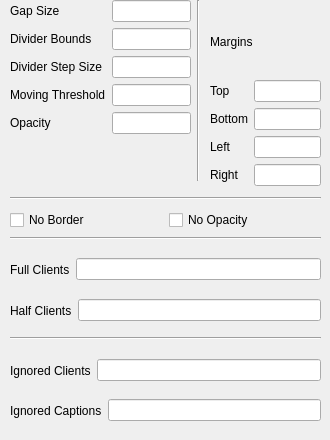
This is contents/ui/config.ui in lingtjien/Grid-Tiling-Kwin as Qt 5 draws it before an edit. The edited form follows.
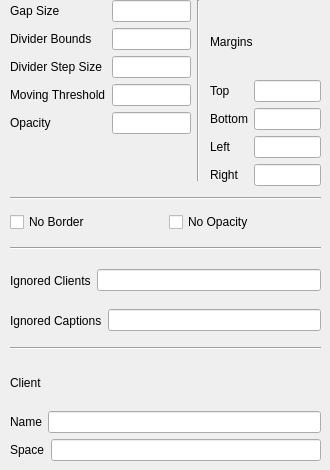
This is the edited form.

Commit message: adjust UI to add client specific minSpace and also the changes to the readme because of the change of name

Diff of the .ui file:
```diff
--- a/contents/ui/config.ui
+++ b/contents/ui/config.ui
@@ -7,75 +7,23 @@
     <x>0</x>
     <y>0</y>
     <width>330</width>
-    <height>440</height>
+    <height>470</height>
    </rect>
   </property>
   <property name="minimumSize">
    <size>
     <width>330</width>
-    <height>440</height>
+    <height>470</height>
    </size>
   </property>
   <property name="windowTitle">
    <string>Tiling Gaps</string>
   </property>
-  <widget class="QWidget" name="horizontalLayoutWidget_4">
-   <property name="geometry">
-    <rect>
-     <x>10</x>
-     <y>249</y>
-     <width>311</width>
-     <height>41</height>
-    </rect>
-   </property>
-   <layout class="QHBoxLayout" name="fullClientsLayout">
-    <item>
-     <widget class="QLabel" name="fullClientsLabel">
-      <property name="text">
-       <string>Full Clients</string>
-      </property>
-     </widget>
-    </item>
-    <item>
-     <widget class="QLineEdit" name="kcfg_fullClients">
-      <property name="text">
-       <string/>
-      </property>
-     </widget>
-    </item>
-   </layout>
-  </widget>
-  <widget class="QWidget" name="horizontalLayoutWidget_5">
-   <property name="geometry">
-    <rect>
-     <x>10</x>
-     <y>290</y>
-     <width>311</width>
-     <height>41</height>
-    </rect>
-   </property>
-   <layout class="QHBoxLayout" name="halfClientsLayout">
-    <item>
-     <widget class="QLabel" name="halfClientsLabel">
-      <property name="text">
-       <string>Half Clients</string>
-      </property>
-     </widget>
-    </item>
-    <item>
-     <widget class="QLineEdit" name="kcfg_halfClients">
-      <property name="text">
-       <string/>
-      </property>
-     </widget>
-    </item>
-   </layout>
-  </widget>
   <widget class="QWidget" name="horizontalLayoutWidget_6">
    <property name="geometry">
     <rect>
      <x>10</x>
-     <y>350</y>
+     <y>260</y>
      <width>311</width>
      <height>41</height>
     </rect>
@@ -101,7 +49,7 @@
    <property name="geometry">
     <rect>
      <x>10</x>
-     <y>390</y>
+     <y>300</y>
      <width>311</width>
      <height>41</height>
     </rect>
@@ -129,7 +77,7 @@
      <x>10</x>
      <y>210</y>
      <width>311</width>
-     <height>20</height>
+     <height>24</height>
     </rect>
    </property>
    <layout class="QHBoxLayout" name="hLayout2">
@@ -356,7 +304,7 @@
    <property name="geometry">
     <rect>
      <x>10</x>
-     <y>230</y>
+     <y>340</y>
      <width>311</width>
      <height>16</height>
     </rect>
@@ -369,7 +317,7 @@
    <property name="geometry">
     <rect>
      <x>10</x>
-     <y>330</y>
+     <y>240</y>
      <width>311</width>
      <height>16</height>
     </rect>
@@ -378,6 +326,67 @@
     <enum>Qt::Horizontal</enum>
    </property>
   </widget>
+  <widget class="QWidget" name="verticalLayoutWidget">
+   <property name="geometry">
+    <rect>
+     <x>10</x>
+     <y>360</y>
+     <width>311</width>
+     <height>101</height>
+    </rect>
+   </property>
+   <layout class="QVBoxLayout" name="clientLayout">
+    <item>
+     <widget class="QLabel" name="clientLabel">
+      <property name="maximumSize">
+       <size>
+        <width>16777215</width>
+        <height>16777215</height>
+       </size>
+      </property>
+      <property name="text">
+       <string>Client</string>
+      </property>
+     </widget>
+    </item>
+    <item>
+     <layout class="QHBoxLayout" name="clientNamesLayout">
+      <item>
+       <widget class="QLabel" name="clientNamesLabel">
+        <property name="text">
+         <string>Name</string>
+        </property>
+       </widget>
+      </item>
+      <item>
+       <widget class="QLineEdit" name="kcfg_clientNames">
+        <property name="text">
+         <string/>
+        </property>
+       </widget>
+      </item>
+     </layout>
+    </item>
+    <item>
+     <layout class="QHBoxLayout" name="clientSpacesLayout">
+      <item>
+       <widget class="QLabel" name="clientSpacesLabel">
+        <property name="text">
+         <string>Space</string>
+        </property>
+       </widget>
+      </item>
+      <item>
+       <widget class="QLineEdit" name="kcfg_clientSpaces">
+        <property name="text">
+         <string/>
+        </property>
+       </widget>
+      </item>
+     </layout>
+    </item>
+   </layout>
+  </widget>
  </widget>
  <resources/>
  <connections/>
```
Left out of the diff: 6 changed lines with no effect on the pictures. The commit also changes 4 other files.
